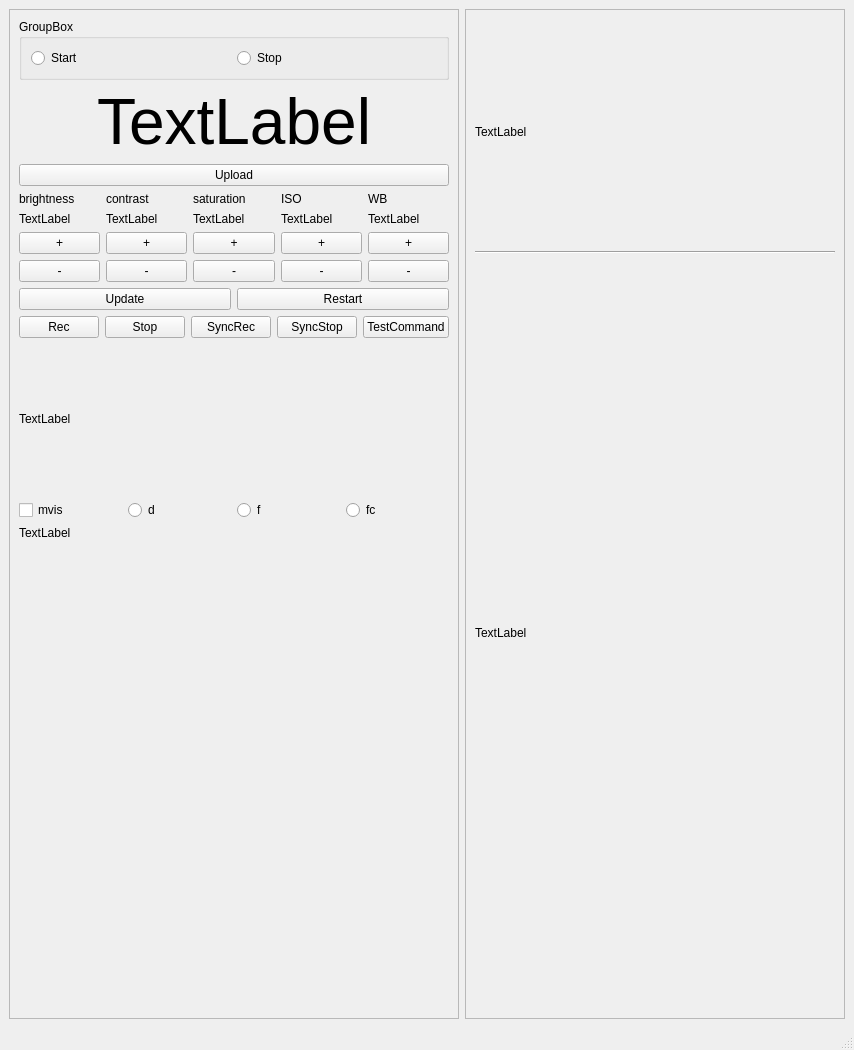
This is mainwindow.ui in horvathzoltan/camtest as Qt 5 draws it before an edit. The edited form follows.
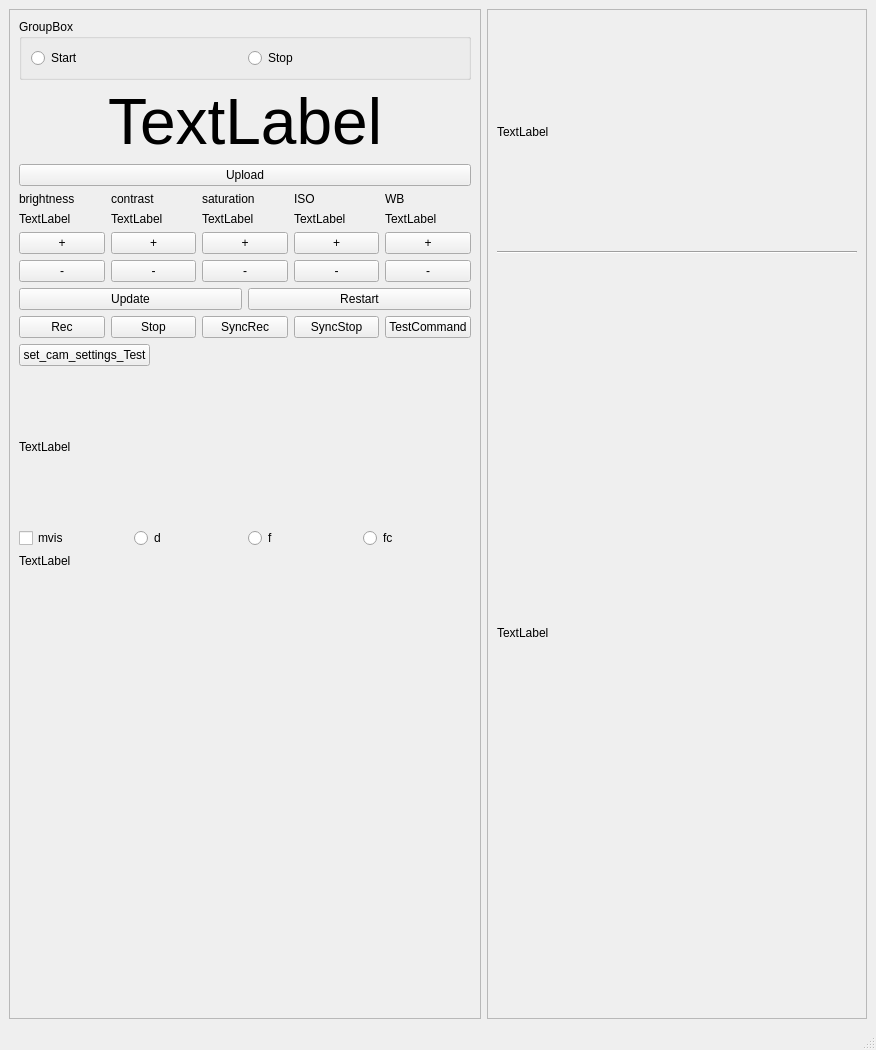
This is the edited form.

The edit to the form file:
```diff
--- a/mainwindow.ui
+++ b/mainwindow.ui
@@ -6,7 +6,7 @@
    <rect>
     <x>0</x>
     <y>0</y>
-    <width>850</width>
+    <width>876</width>
     <height>1050</height>
    </rect>
   </property>
@@ -270,17 +270,56 @@
          </item>
         </layout>
        </item>
+       <item>
+        <layout class="QHBoxLayout" name="horizontalLayout_7">
+         <item>
+          <widget class="QPushButton" name="pushButton_test1">
+           <property name="text">
+            <string>set_cam_settings_Test</string>
+           </property>
+          </widget>
+         </item>
+         <item>
+          <spacer name="horizontalSpacer">
+           <property name="orientation">
+            <enum>Qt::Horizontal</enum>
+           </property>
+           <property name="sizeHint" stdset="0">
+            <size>
+             <width>40</width>
+             <height>20</height>
+            </size>
+           </property>
+          </spacer>
+         </item>
+        </layout>
+       </item>
        <item>
         <widget class="QLabel" name="label_msg">
+         <property name="sizePolicy">
+          <sizepolicy hsizetype="Fixed" vsizetype="Preferred">
+           <horstretch>0</horstretch>
+           <verstretch>0</verstretch>
+          </sizepolicy>
+         </property>
          <property name="minimumSize">
           <size>
            <width>0</width>
            <height>150</height>
           </size>
          </property>
+         <property name="maximumSize">
+          <size>
+           <width>452</width>
+           <height>16777215</height>
+          </size>
+         </property>
          <property name="text">
           <string>TextLabel</string>
          </property>
+         <property name="wordWrap">
+          <bool>true</bool>
+         </property>
         </widget>
        </item>
        <item>
```
Left out of the diff: 2 changed lines with no effect on the pictures.
